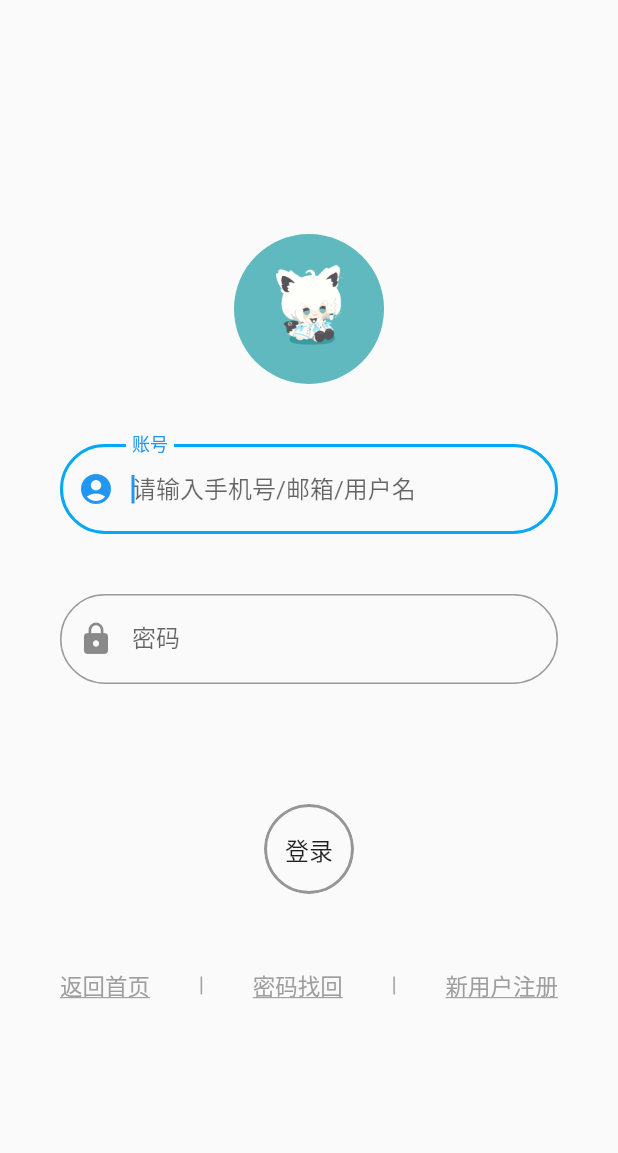
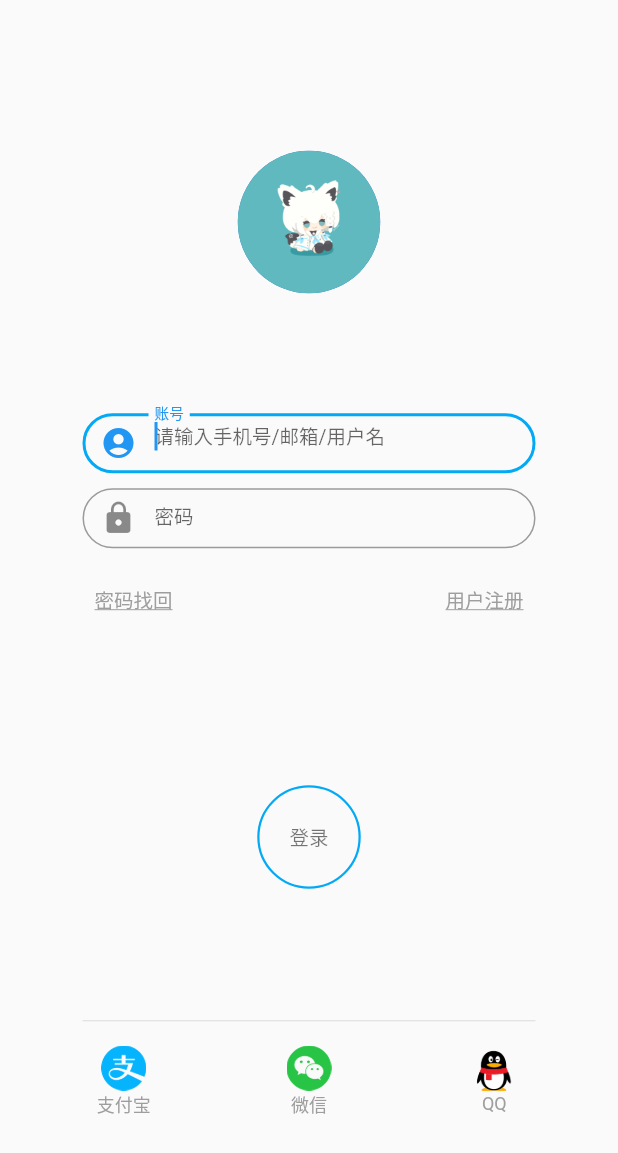
Before and after one commit to shiramashiro/qingyou_mobile, a Flutter app: the screen it shows after launch, on a phone screen of 412 x 824 dp. Shown: the top 1153 px of the screen. Run offline on Flutter 3.47's test engine with Material 2 defaults, Android fonts, the phone set to English and light mode, and no system bars.

Commit message:
登录页V1.1.0已完成

```diff
--- a/lib/components/qy_avatar.dart
+++ /dev/null
@@ -1,28 +0,0 @@
-import 'package:flutter/material.dart';
-
-class QYAvatar extends StatelessWidget {
-  /// [uri] 头像的图片地址
-  final ImageProvider uri;
-
-  /// [fit] 头像的图片裁剪
-  final BoxFit fit;
-
-  /// [size] 头像大小
-  final double size;
-
-  const QYAvatar(
-      {Key? key, required this.uri, this.fit = BoxFit.cover, this.size = 100})
-      : super(key: key);
-
-  @override
-  Widget build(BuildContext context) {
-    return ClipOval(
-      child: Image(
-        image: uri,
-        width: size,
-        height: size,
-        fit: fit,
-      ),
-    );
-  }
-}
--- a/lib/components/qy_button_circle.dart
+++ /dev/null
@@ -1,77 +0,0 @@
-import 'package:flutter/material.dart';
-
-class QYButtonCircle extends StatefulWidget {
-  ///[onTap] 点击按钮时触发的函数
-  final Function onTap;
-
-  ///[highlightColor] 水波纹颜色
-  final Color highlightColor;
-
-  ///[buttonText] 按钮文本
-  final String buttonText;
-
-  ///[textStyle] 按钮文本样式
-  final TextStyle? textStyle;
-
-  ///[size] 按钮大小
-  final double size;
-
-  ///[margin] 按钮外边距
-  final EdgeInsets? margin;
-
-  ///[borderSize] 按钮内边框大小
-  final double borderSize;
-
-  ///[borderColor] 按钮内边距颜色
-  final Color borderColor;
-
-  const QYButtonCircle(
-    this.buttonText, {
-    Key? key,
-    required this.onTap,
-    this.borderSize = 2,
-    this.borderColor = const Color.fromRGBO(50, 50, 50, 0.5),
-    this.textStyle,
-    this.margin,
-    this.size = 60,
-    this.highlightColor = const Color.fromRGBO(3, 169, 244, 0.25),
-  }) : super(key: key);
-
-  @override
-  _QYButtonCircleState createState() => _QYButtonCircleState();
-}
-
-class _QYButtonCircleState extends State<QYButtonCircle> {
-  @override
-  Widget build(BuildContext context) {
-    return Container(
-      margin: widget.margin,
-      child: Center(
-        child: ClipOval(
-          child: InkWell(
-            onTap: widget.onTap(),
-            borderRadius: BorderRadius.circular(50.0),
-            highlightColor: widget.highlightColor,
-            child: Container(
-              decoration: BoxDecoration(
-                borderRadius: BorderRadius.circular(50.0),
-                border: Border.all(
-                  width: widget.borderSize,
-                  color: widget.borderColor,
-                ),
-              ),
-              child: Center(
-                child: Text(
-                  widget.buttonText,
-                  style: widget.textStyle,
-                ),
-              ),
-              width: widget.size,
-              height: widget.size,
-            ),
-          ),
-        ),
-      ),
-    );
-  }
-}
--- a/lib/components/qy_input.dart
+++ b/lib/components/qy_input.dart
@@ -1,25 +1,44 @@
 import 'package:flutter/material.dart';
 
 class QYInput extends StatefulWidget {
+  /// [minLines] 最大行数
   final int minLines;
+
+  /// [labelText] 输入框标签文本
   final String? labelText;
+
+  /// [hintText] 输入框提示文本
   final String? hintText;
+
+  /// [radius] 输入框圆角半径
   final double radius;
-  final Color color;
+
+  /// [themeColor] 输入框的主题颜色
+  final Color themeColor;
+
+  /// [autoFocus] 是否自动聚焦到输入框
   final bool autoFocus;
+
+  /// [prefixIcon] 输入框前缀图标
   final IconData prefixIcon;
+
+  /// [obscureText] 是否开启模糊文本
   final bool obscureText;
 
-  const QYInput(
-    this.prefixIcon, {
+  /// [fontSize] 字体大小
+  final double fontSize;
+
+  const QYInput({
     Key? key,
+    required this.prefixIcon,
+    this.fontSize = 13,
     this.obscureText = false,
     this.minLines = 1,
     this.labelText,
     this.hintText,
     this.radius = 50.0,
-    this.color = Colors.lightBlue,
-    this.autoFocus = true,
+    this.themeColor = Colors.lightBlue,
+    this.autoFocus = false,
   }) : super(key: key);
 
   @override
@@ -35,6 +54,8 @@ class _QYInputState extends State<QYInput> {
       autofocus: widget.autoFocus,
       keyboardType: TextInputType.text,
       decoration: InputDecoration(
+        labelStyle: TextStyle(fontSize: widget.fontSize),
+        hintStyle: TextStyle(fontSize: widget.fontSize),
         labelText: widget.labelText,
         hintText: widget.hintText,
         prefixIcon: Icon(widget.prefixIcon),
@@ -44,7 +65,7 @@ class _QYInputState extends State<QYInput> {
         focusedBorder: OutlineInputBorder(
           borderRadius: BorderRadius.all(Radius.circular(widget.radius)),
           borderSide: BorderSide(
-            color: widget.color,
+            color: widget.themeColor,
             width: 2.0,
           ),
         ),
--- a/lib/pages/boot_page.dart
+++ b/lib/pages/boot_page.dart
@@ -11,62 +11,14 @@ class BootPage extends StatefulWidget {
 }
 
 class _BootPageState extends State<BootPage> {
-  int currentTime = 6;
-  // 未初始化的值在使用的时候会提示，用?可空类型或late关键字避免
-  Timer? timer;
+  /// [currentTime] 初始值为 6 秒
+  int currentTime = 1;
 
-  /// 生命周期函数 initState()
-  @override
-  void initState() {
-    super.initState();
+  /// 使用未初始化的值有错误提示。因此，用?可空类型或late关键字来避免
+  late Timer timer;
 
-    /// Timer()：到达时间后执行依次；
-    /// Timer.periodic()：每隔多少秒执行一次。
-    timer = Timer.periodic(const Duration(seconds: 1), (timer) {
-      setState(() {
-        currentTime--;
-      });
-      if (currentTime <= 0) {
-        timer.cancel();
-        router();
-      }
-    });
-  }
-
-  @override
-  Widget build(BuildContext context) {
-    // Scaffold：包含导航栏、抽屉菜单以及底部导航菜单的容器，通过配置可以实现导航栏之类的UI。
-    return Scaffold(
-      // Stack：叠层布局，既不是上下排列，也不是左右排列，而是依次叠加排列。与 Positioned 布局结合就可以实现任意位置排列组件。
-      body: Stack(
-        children: <Widget>[
-          Image(
-            // AssetImage 用于加载本地图片；NetworkImage 用于加载网络图片
-            image: const AssetImage('assets/images/bootpage-background.jpg'),
-            fit: BoxFit.cover,
-            // MediaQuery：查询设备屏幕相关的信息
-            width: MediaQuery.of(context).size.width,
-            height: MediaQuery.of(context).size.height,
-          ),
-          Positioned(
-              //Positioned：主要用 top 和 right 来定位位置。
-              top: MediaQuery.of(context).padding.top + 10,
-              right: 10,
-              child: Listener(
-                child: countdownButton(
-                  opacity: 0.65,
-                ),
-                onPointerDown: (PointerEvent pointerEvent) {
-                  router();
-                },
-              )),
-        ],
-      ),
-    );
-  }
-
-  /// 路由
   void router() {
+    timer.cancel();
     Navigator.pushAndRemoveUntil(
         context,
         MaterialPageRoute(builder: (BuildContext context) => const LoginPage()),
@@ -112,4 +64,53 @@ class _BootPageState extends State<BootPage> {
       ),
     );
   }
+
+  @override
+  void initState() {
+    super.initState();
+
+    /// Timer()：到达时间后执行依次；
+    /// Timer.periodic()：每隔多少秒执行一次。
+    timer = Timer.periodic(const Duration(seconds: 1), (timer) {
+      setState(() {
+        currentTime--;
+      });
+      if (currentTime <= 0) {
+        router();
+      }
+    });
+  }
+
+  @override
+  Widget build(BuildContext context) {
+    // Scaffold：包含导航栏、抽屉菜单以及底部导航菜单的容器，通过配置可以实现导航栏之类的UI。
+    return Scaffold(
+      // Stack：叠层布局，既不是上下排列，也不是左右排列，而是依次叠加排列。与 Positioned 布局结合就可以实现任意位置排列组件。
+      body: Stack(
+        children: <Widget>[
+          Image(
+            // AssetImage 用于加载本地图片；NetworkImage 用于加载网络图片
+            image: const AssetImage('assets/images/boot_bg.jpg'),
+            fit: BoxFit.cover,
+            // MediaQuery：查询设备屏幕相关的信息
+            width: MediaQuery.of(context).size.width,
+            height: MediaQuery.of(context).size.height,
+          ),
+          Positioned(
+            //Positioned：主要用 top 和 right 来定位位置。
+            top: MediaQuery.of(context).padding.top + 10,
+            right: 10,
+            child: GestureDetector(
+              child: countdownButton(
+                opacity: 0.65,
+              ),
+              onTap: () {
+                router();
+              },
+            ),
+          ),
+        ],
+      ),
+    );
+  }
 }
--- a/lib/pages/login_page.dart
+++ b/lib/pages/login_page.dart
@@ -1,6 +1,4 @@
 import 'package:flutter/material.dart';
-import 'package:qingyuo_mobile/components/qy_avatar.dart';
-import 'package:qingyuo_mobile/components/qy_button_circle.dart';
 import 'package:qingyuo_mobile/components/qy_input.dart';
 
 class LoginPage extends StatefulWidget {
@@ -11,25 +9,35 @@ class LoginPage extends StatefulWidget {
 }
 
 class _LoginPageState extends State<LoginPage> {
+  double left = 55;
+  double right = 55;
+  double fontSize = 12;
+  MainAxisAlignment spaceBetween = MainAxisAlignment.spaceBetween;
+  MainAxisAlignment center = MainAxisAlignment.center;
+
   @override
   Widget build(BuildContext context) {
     return Scaffold(
       body: Column(
         mainAxisAlignment: MainAxisAlignment.center,
-        crossAxisAlignment: CrossAxisAlignment.center,
         children: [
-          const Center(
-            child: QYAvatar(
-              uri: AssetImage("assets/images/95893409_p0.jpg"),
+          /// 头像
+          Container(
+            margin: EdgeInsets.fromLTRB(left, 30, right, 0),
+            width: 95,
+            height: 95,
+            child: const CircleAvatar(
+              backgroundImage: AssetImage("assets/images/95893409_p0.jpg"),
             ),
           ),
 
           /// 账号输入框
           Container(
-            margin: const EdgeInsets.fromLTRB(40.0, 40.0, 40.0, 40.0),
-            height: 60,
+            margin: EdgeInsets.fromLTRB(left, 80, right, 10),
+            height: 40,
             child: const QYInput(
-              Icons.account_circle,
+              autoFocus: true,
+              prefixIcon: Icons.account_circle,
               labelText: "账号",
               hintText: "请输入手机号/邮箱/用户名",
             ),
@@ -37,73 +45,152 @@ class _LoginPageState extends State<LoginPage> {
 
           /// 密码输入框
           Container(
-            margin: const EdgeInsets.fromLTRB(40.0, 0, 40.0, 40.0),
-            height: 60,
+            margin: EdgeInsets.fromLTRB(left, 0, right, 10),
+            height: 40,
             child: const QYInput(
-              Icons.lock,
+              obscureText: true,
+              prefixIcon: Icons.lock,
               labelText: "密码",
               hintText: "请输入账号密码",
-              obscureText: true,
             ),
-          ),
-
-          /// 登陆按钮
-          QYButtonCircle(
-            "登录",
-            onTap: () {},
-            textStyle: const TextStyle(fontSize: 16.0, color: Colors.black87),
-            margin: const EdgeInsets.fromLTRB(40.0, 40.0, 40.0, 0),
           ),
 
           /// 其他服务
           Container(
-            margin: const EdgeInsets.fromLTRB(40.0, 50.0, 40.0, 0),
-            child: Center(
-              child: Row(
-                mainAxisAlignment: MainAxisAlignment.spaceBetween,
-                children: const [
-                  Text(
-                    '返回首页',
+            margin: EdgeInsets.fromLTRB(left, 0, right, 100),
+            child: Row(
+              mainAxisAlignment: MainAxisAlignment.spaceBetween,
+              children: [
+                TextButton(
+                  onPressed: () {},
+                  child: const Text(
+                    '密码找回',
                     style: TextStyle(
-                      fontSize: 15.0,
                       color: Colors.grey,
+                      fontSize: 13,
                       decoration: TextDecoration.underline,
                     ),
                   ),
-                  SizedBox(
-                    width: 1,
-                    height: 12,
-                    child: DecoratedBox(
-                      decoration: BoxDecoration(color: Colors.grey),
-                    ),
-                  ),
-                  Text(
-                    '密码找回',
+                ),
+                TextButton(
+                  onPressed: () {},
+                  child: const Text(
+                    '用户注册',
                     style: TextStyle(
-                      fontSize: 15.0,
                       color: Colors.grey,
+                      fontSize: 13,
                       decoration: TextDecoration.underline,
                     ),
                   ),
-                  SizedBox(
-                    width: 1,
-                    height: 12,
-                    child: DecoratedBox(
-                      decoration: BoxDecoration(color: Colors.grey),
+                ),
+              ],
+            ),
+          ),
+
+          /// 登录按钮
+          MaterialButton(
+            onPressed: () {},
+            padding: const EdgeInsets.all(25),
+            shape: const CircleBorder(
+              side: BorderSide(
+                color: Colors.lightBlue,
+                width: 1.5,
+              ),
+            ),
+            child: const Text(
+              '登录',
+              style: TextStyle(
+                fontSize: 13,
+                color: Colors.black54,
+              ),
+            ),
+          ),
+
+          /// 分割线
+          Container(
+            margin: EdgeInsets.fromLTRB(left, 80, right, 0),
+            child: Divider(),
+          ),
+
+          /// 快捷登录
+          Container(
+            margin: EdgeInsets.fromLTRB(left, 5, right, 5),
+            child: Row(
+              mainAxisAlignment: spaceBetween,
+              children: [
+                GestureDetector(
+                  child: SizedBox(
+                    width: 55,
+                    height: 55,
+                    child: Column(
+                      mainAxisAlignment: center,
+                      children: [
+                        const Image(
+                          image: AssetImage('assets/icons/alipay.png'),
+                          width: 30,
+                          height: 30,
+                        ),
+                        Text(
+                          '支付宝',
+                          style: TextStyle(
+                            fontSize: fontSize,
+                            color: Colors.grey,
+                          ),
+                        ),
+                      ],
                     ),
                   ),
-                  Text(
-                    '新用户注册',
-                    style: TextStyle(
-                      fontSize: 15.0,
-                      color: Colors.grey,
-                      decoration: TextDecoration.underline,
+                ),
+                GestureDetector(
+                  child: SizedBox(
+                    width: 55,
+                    height: 55,
+                    child: Column(
+                      mainAxisAlignment: center,
+                      children: [
+                        const Image(
+                          image: AssetImage('assets/icons/wechat.png'),
+                          width: 30,
+                          height: 30,
+                        ),
+                        Text(
+                          '微信',
+                          style: TextStyle(
+                            fontSize: fontSize,
+                            color: Colors.grey,
+                          ),
+                        ),
+                      ],
                     ),
-                  )
-                ],
-              ),
+                  ),
+                ),
+                GestureDetector(
+                  onTap: () {},
+                  child: SizedBox(
+                    width: 55,
+                    height: 55,
+                    child: Column(
+                      mainAxisAlignment: center,
+                      children: [
+                        const Image(
+                          image: AssetImage('assets/icons/qq.png'),
+                          width: 30,
+                          height: 30,
+                        ),
+                        Text(
+                          'QQ',
+                          style: TextStyle(
+                            fontSize: fontSize,
+                            color: Colors.grey,
+                          ),
+                        ),
+                      ],
+                    ),
+                  ),
+                ),
+              ],
             ),
-          )
+          ),
         ],
       ),
     );
--- a/pubspec.yaml
+++ b/pubspec.yaml
@@ -58,6 +58,7 @@ flutter:
   # To add assets to your application, add an assets section, like this:
   assets:
     - assets/images/
+    - assets/icons/
 
   # An image asset can refer to one or more resolution-specific "variants", see
   # https://flutter.dev/assets-and-images/#resolution-aware.
```
Also changed, not shown: assets/icons/alipay.png (added), assets/icons/qq.png (added), assets/icons/wechat.png (added), assets/images/boot_bg.jpg (renamed from assets/images/bootpage-background.jpg), pubspec.lock.
